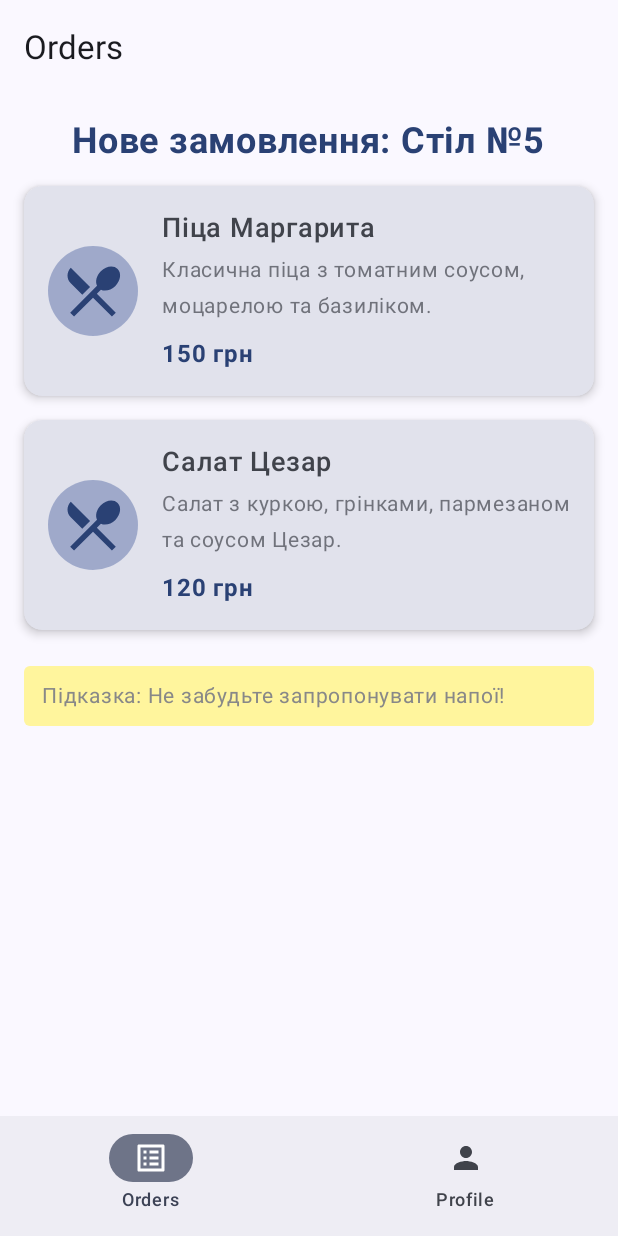
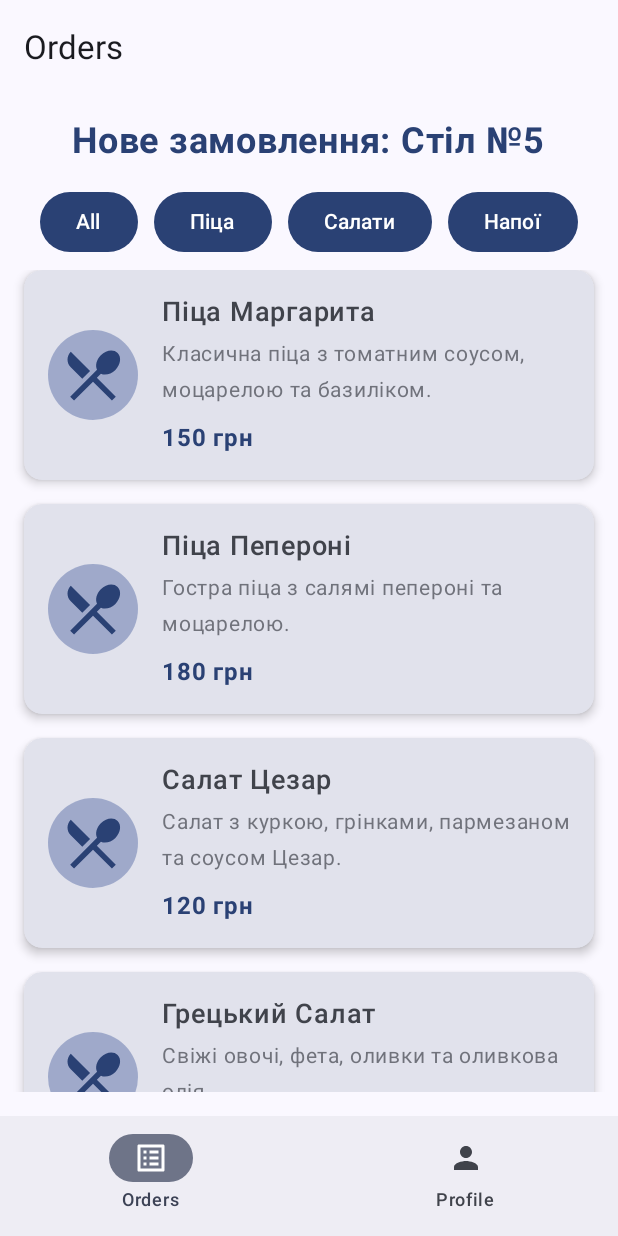
Before and after one commit to oleksandr-holan/mobile, an Android app built with Jetpack Compose: the MainAppScreen screen opened through its navigation route, on a phone screen of 412 x 824 dp. Run offline under Robolectric (Android 15) with nearby library versions, the phone set to English and light mode, and no system bars.

Commit message:
implement order view model and repository

```diff
--- a/app/src/main/java/com/example/lab1/MainActivity.kt
+++ b/app/src/main/java/com/example/lab1/MainActivity.kt
@@ -13,9 +13,7 @@ import androidx.navigation.compose.NavHost
 import androidx.navigation.compose.composable
 import androidx.navigation.compose.rememberNavController
 import com.example.lab1.ui.feature.home.MainAppScreen
-import com.example.lab1.ui.feature.item.AddItemDetailsScreen
 import com.example.lab1.ui.feature.login.LoginScreen
-import com.example.lab1.ui.feature.order.view.OrderScreen
 import com.example.lab1.ui.feature.register.RegistrationScreen
 import com.example.lab1.ui.navigation.AppDestinations
 import com.example.lab1.ui.theme.Lab1Theme
--- /dev/null
+++ b/app/src/main/java/com/example/lab1/data/repository/OrderRepository.kt
@@ -0,0 +1,68 @@
+package com.example.lab1.data.repository
+
+import kotlinx.coroutines.delay
+
+// Represents a menu item
+data class MenuItem(
+    val id: String,
+    val name: String,
+    val description: String,
+    val price: String, // Keep as String for display simplicity, consider BigDecimal for real apps
+    val category: String // e.g., "Pizza", "Salad", "Drink"
+)
+
+// Result class for repository operations
+sealed class DataResult<out T> {
+    data class Success<T>(val data: T) : DataResult<T>()
+    data class Error(val message: String) : DataResult<Nothing>()
+    data object Loading : DataResult<Nothing>() // Optional: if you want to represent loading from repo
+}
+
+
+interface OrderRepository {
+    suspend fun getMenuItems(category: String? = null): DataResult<List<MenuItem>>
+    suspend fun getMenuItemDetails(itemId: String): DataResult<MenuItem?>
+    // Add other methods like:
+    // suspend fun addItemToOrder(tableId: String, itemId: String, quantity: Int, notes: String): Result<Boolean>
+    // suspend fun getCurrentOrder(tableId: String): Result<List<OrderItem>>
+}
+
+class MockOrderRepository : OrderRepository {
+
+    private val allMenuItems = listOf(
+        MenuItem("pizza1", "Піца Маргарита", "Класична піца з томатним соусом, моцарелою та базиліком.", "150 грн", "Pizza"),
+        MenuItem("pizza2", "Піца Пепероні", "Гостра піца з салямі пепероні та моцарелою.", "180 грн", "Pizza"),
+        MenuItem("salad1", "Салат Цезар", "Салат з куркою, грінками, пармезаном та соусом Цезар.", "120 грн", "Salad"),
+        MenuItem("salad2", "Грецький Салат", "Свіжі овочі, фета, оливки та оливкова олія.", "110 грн", "Salad"),
+        MenuItem("drink1", "Кока-Кола", "Освіжаючий газований напій.", "30 грн", "Drink"),
+        MenuItem("drink2", "Сік Апельсиновий", "Натуральний апельсиновий сік.", "40 грн", "Drink")
+    )
+
+    override suspend fun getMenuItems(category: String?): DataResult<List<MenuItem>> {
+        delay(700) // Simulate network delay
+        return try {
+            val items = if (category == null) {
+                allMenuItems
+            } else {
+                allMenuItems.filter { it.category.equals(category, ignoreCase = true) }
+            }
+            if (items.isEmpty() && category != null) {
+                DataResult.Success(emptyList()) // Return empty list if category exists but no items
+                // Or DataResult.Error("No items found for category: $category")
+            } else {
+                DataResult.Success(items)
+            }
+        } catch (e: Exception) {
+            DataResult.Error("Failed to load menu items: ${e.message}")
+        }
+    }
+
+    override suspend fun getMenuItemDetails(itemId: String): DataResult<MenuItem?> {
+        delay(300)
+        return try {
+            DataResult.Success(allMenuItems.find { it.id == itemId })
+        } catch (e: Exception) {
+            DataResult.Error("Failed to load item details: ${e.message}")
+        }
+    }
+}
--- a/app/src/main/java/com/example/lab1/ui/feature/home/MainAppScreen.kt
+++ b/app/src/main/java/com/example/lab1/ui/feature/home/MainAppScreen.kt
@@ -17,7 +17,7 @@ import com.example.lab1.ui.navigation.bottomNavItems // Import list
 import com.example.lab1.ui.components.AppBottomNavigationBar
 import com.example.lab1.ui.components.AppTopAppBar
 import com.example.lab1.ui.feature.item.AddItemDetailsScreen
-import com.example.lab1.ui.feature.order.view.OrderScreen
+import com.example.lab1.ui.feature.order.OrderScreen
 import com.example.lab1.ui.feature.profile.ProfileScreen
 import com.example.lab1.ui.theme.Lab1Theme
 
--- /dev/null
+++ b/app/src/main/java/com/example/lab1/ui/feature/order/OrderScreen.kt
@@ -0,0 +1,113 @@
+package com.example.lab1.ui.feature.order
+
+import androidx.compose.foundation.clickable
+import androidx.compose.foundation.layout.*
+import androidx.compose.foundation.lazy.LazyColumn
+import androidx.compose.foundation.lazy.items
+import androidx.compose.material3.*
+import androidx.compose.runtime.*
+import androidx.compose.ui.Alignment
+import androidx.compose.ui.Modifier
+import androidx.lifecycle.compose.LocalLifecycleOwner
+import androidx.compose.ui.text.font.FontWeight
+import androidx.compose.ui.unit.dp
+import androidx.compose.ui.unit.sp
+import androidx.lifecycle.Lifecycle
+import androidx.lifecycle.flowWithLifecycle
+import androidx.lifecycle.viewmodel.compose.viewModel
+import com.example.lab1.data.repository.MockOrderRepository
+import com.example.lab1.ui.components.MenuItemCard
+
+@Composable
+fun OrderScreen(
+    onNavigateToAddItem: (itemId: String) -> Unit, // Keep this lambda for navigation triggered by MainAppScreen's NavController
+    orderViewModel: OrderViewModel = viewModel(
+        factory = OrderViewModelFactory(MockOrderRepository())
+    )
+) {
+    val uiState by orderViewModel.uiState.collectAsState()
+    val lifecycleOwner = LocalLifecycleOwner.current
+
+    // Handle side effects from ViewModel, like navigation requests initiated by ViewModel logic
+    LaunchedEffect(orderViewModel.sideEffect, lifecycleOwner) {
+        orderViewModel.sideEffect.flowWithLifecycle(
+            lifecycleOwner.lifecycle,
+            Lifecycle.State.STARTED
+        ).collect { effect ->
+            when (effect) {
+                is OrderScreenSideEffect.NavigateToItemDetails -> {
+                    // The lab implies this navigation is to "AddItemDetailsScreen"
+                    // The `onNavigateToAddItem` lambda passed from MainAppScreen can handle this.
+                    // We pass the itemId (or itemName as per original signature)
+                    onNavigateToAddItem(effect.itemId) // Or effect.itemName if AddItemDetailsScreen expects that
+                }
+            }
+        }
+    }
+
+    Column(
+        modifier = Modifier
+            .fillMaxSize()
+            .safeDrawingPadding() // Already present
+            .padding(16.dp)
+    ) {
+        Text(
+            text = "Нове замовлення: Стіл №${uiState.tableNumber}",
+            fontSize = 24.sp,
+            fontWeight = FontWeight.Bold,
+            color = MaterialTheme.colorScheme.primary,
+            modifier = Modifier
+                .padding(bottom = 16.dp)
+                .align(Alignment.CenterHorizontally)
+        )
+
+        // Optional: Category Filter Buttons
+        Row(
+            modifier = Modifier.fillMaxWidth().padding(bottom = 8.dp),
+            horizontalArrangement = Arrangement.SpaceEvenly
+        ) {
+            Button(onClick = { orderViewModel.onAction(OrderScreenAction.FilterByCategory(null)) }) { Text("All") }
+            Button(onClick = { orderViewModel.onAction(OrderScreenAction.FilterByCategory("Pizza")) }) { Text("Піца") }
+            Button(onClick = { orderViewModel.onAction(OrderScreenAction.FilterByCategory("Salad")) }) { Text("Салати") }
+            Button(onClick = { orderViewModel.onAction(OrderScreenAction.FilterByCategory("Drink")) }) { Text("Напої") }
+        }
+
+
+        if (uiState.isLoading) {
+            Box(modifier = Modifier.fillMaxSize(), contentAlignment = Alignment.Center) {
+                CircularProgressIndicator()
+            }
+        } else if (uiState.errorMessage != null) {
+            Box(modifier = Modifier.fillMaxSize(), contentAlignment = Alignment.Center) {
+                Text(
+                    text = uiState.errorMessage!!,
+                    color = MaterialTheme.colorScheme.error,
+                    modifier = Modifier.padding(16.dp)
+                )
+            }
+        } else if (uiState.menuItems.isEmpty()) {
+            Box(modifier = Modifier.fillMaxSize(), contentAlignment = Alignment.Center) {
+                Text("No menu items available for this category.", modifier = Modifier.padding(16.dp))
+            }
+        }
+        else {
+            LazyColumn(
+                modifier = Modifier.fillMaxSize(),
+                verticalArrangement = Arrangement.spacedBy(16.dp)
+            ) {
+                items(uiState.menuItems, key = { item -> item.id }) { menuItem ->
+                    Box(modifier = Modifier.clickable {
+                        // Dispatch an action to the ViewModel when an item is clicked
+                        orderViewModel.onAction(OrderScreenAction.MenuItemClicked(menuItem.id, menuItem.name))
+                    }) {
+                        MenuItemCard(
+                            itemName = menuItem.name,
+                            itemDescription = menuItem.description,
+                            price = menuItem.price
+                        )
+                    }
+                }
+            }
+        }
+    }
+}
--- /dev/null
+++ b/app/src/main/java/com/example/lab1/ui/feature/order/OrderViewModel.kt
@@ -0,0 +1,108 @@
+package com.example.lab1.ui.feature.order
+
+import androidx.lifecycle.ViewModel
+import androidx.lifecycle.viewModelScope
+import com.example.lab1.data.repository.DataResult
+import com.example.lab1.data.repository.MenuItem
+import com.example.lab1.data.repository.OrderRepository
+import kotlinx.coroutines.flow.MutableStateFlow
+import kotlinx.coroutines.flow.StateFlow
+import kotlinx.coroutines.flow.asSharedFlow
+import kotlinx.coroutines.flow.asStateFlow
+import kotlinx.coroutines.flow.update
+import kotlinx.coroutines.launch
+
+// --- State ---
+data class OrderScreenState(
+    val tableNumber: Int = 5, // Example, could be dynamic
+    val menuItems: List<MenuItem> = emptyList(),
+    val isLoading: Boolean = false,
+    val errorMessage: String? = null,
+    val selectedCategory: String? = null // To filter items
+)
+
+// --- Actions ---
+sealed class OrderScreenAction {
+    data object LoadMenuItems : OrderScreenAction() // Initial load or refresh
+    data class MenuItemClicked(val itemId: String, val itemName: String) : OrderScreenAction()
+    data class FilterByCategory(val category: String?) : OrderScreenAction()
+    // Add more actions as needed, e.g., AddToCart, ViewCart
+}
+
+// --- Side Effects ---
+sealed class OrderScreenSideEffect {
+    data class NavigateToItemDetails(val itemId: String, val itemName: String) : OrderScreenSideEffect()
+    // data class ShowItemAddedMessage(val itemName: String) : OrderScreenSideEffect()
+}
+
+
+class OrderViewModel(
+    private val orderRepository: OrderRepository
+) : ViewModel() {
+
+    private val _uiState = MutableStateFlow(OrderScreenState())
+    val uiState: StateFlow<OrderScreenState> = _uiState.asStateFlow()
+
+    // Using MutableSharedFlow for one-time events like navigation
+    // For simplicity, if navigation is the only side effect from this screen handled by OrderScreen itself,
+    // we might not need a SharedFlow here if the navigation is passed up as a lambda.
+    // But if the ViewModel triggers other one-time UI events (like Toasts), it's useful.
+    // For this lab, onNavigateToAddItem is passed as a lambda, so we might not need this SharedFlow for THAT specific navigation.
+    // However, keeping it for consistency with other ViewModels if they use it.
+    // Let's assume for now the navigation to add item details is more complex or might originate from other logic.
+    private val _sideEffect = kotlinx.coroutines.flow.MutableSharedFlow<OrderScreenSideEffect>()
+    val sideEffect: kotlinx.coroutines.flow.SharedFlow<OrderScreenSideEffect> = _sideEffect.asSharedFlow()
+
+
+    init {
+        // Load menu items when ViewModel is created
+        fetchMenuItems()
+    }
+
+    fun onAction(action: OrderScreenAction) {
+        when (action) {
+            OrderScreenAction.LoadMenuItems -> fetchMenuItems()
+            is OrderScreenAction.MenuItemClicked -> {
+                viewModelScope.launch {
+                    // The lab asks for AddItemDetailsScreen, so we navigate there.
+                    // The item name is passed for display on the details screen.
+                    _sideEffect.emit(OrderScreenSideEffect.NavigateToItemDetails(action.itemId, action.itemName))
+                }
+            }
+            is OrderScreenAction.FilterByCategory -> {
+                _uiState.update { it.copy(selectedCategory = action.category, isLoading = true, errorMessage = null) }
+                fetchMenuItems(action.category)
+            }
+
+            else -> {}
+        }
+    }
+
+    private fun fetchMenuItems(category: String? = _uiState.value.selectedCategory) {
+        viewModelScope.launch {
+            _uiState.update { it.copy(isLoading = true, errorMessage = null) }
+            when (val result = orderRepository.getMenuItems(category)) {
+                is DataResult.Success -> {
+                    _uiState.update {
+                        it.copy(
+                            menuItems = result.data,
+                            isLoading = false
+                        )
+                    }
+                }
+                is DataResult.Error -> {
+                    _uiState.update {
+                        it.copy(
+                            errorMessage = result.message,
+                            isLoading = false,
+                            menuItems = emptyList() // Clear items on error
+                        )
+                    }
+                }
+                is DataResult.Loading -> { // Handle if repository emits Loading
+                    _uiState.update { it.copy(isLoading = true) }
+                }
+            }
+        }
+    }
+}
--- /dev/null
+++ b/app/src/main/java/com/example/lab1/ui/feature/order/OrderViewModelFactory.kt
@@ -0,0 +1,18 @@
+package com.example.lab1.ui.feature.order
+
+import androidx.lifecycle.ViewModel
+import androidx.lifecycle.ViewModelProvider
+import com.example.lab1.data.repository.OrderRepository
+
+class OrderViewModelFactory(
+    private val orderRepository: OrderRepository
+) : ViewModelProvider.Factory {
+
+    @Suppress("UNCHECKED_CAST")
+    override fun <T : ViewModel> create(modelClass: Class<T>): T {
+        if (modelClass.isAssignableFrom(OrderViewModel::class.java)) {
+            return OrderViewModel(orderRepository) as T
+        }
+        throw IllegalArgumentException("Unknown ViewModel class: ${modelClass.name}")
+    }
+}
--- a/app/src/main/java/com/example/lab1/ui/feature/order/view/OrderScreen.kt
+++ /dev/null
@@ -1,79 +0,0 @@
-package com.example.lab1.ui.feature.order.view
-
-import androidx.compose.foundation.background
-import androidx.compose.foundation.clickable
-import androidx.compose.foundation.layout.Box
-import androidx.compose.foundation.layout.Column
-import androidx.compose.foundation.layout.Spacer
-import androidx.compose.foundation.layout.fillMaxSize
-import androidx.compose.foundation.layout.fillMaxWidth
-import androidx.compose.foundation.layout.height
-import androidx.compose.foundation.layout.padding
-import androidx.compose.foundation.layout.safeDrawingPadding
-import androidx.compose.foundation.shape.RoundedCornerShape
-import androidx.compose.material3.MaterialTheme
-import androidx.compose.material3.Text
-import androidx.compose.runtime.Composable
-import androidx.compose.ui.Alignment
-import androidx.compose.ui.Modifier
-import androidx.compose.ui.graphics.Color
-import androidx.compose.ui.text.font.FontWeight
-import androidx.compose.ui.unit.dp
-import androidx.compose.ui.unit.sp
-import com.example.lab1.ui.components.MenuItemCard
-
-
-@Composable
-fun OrderScreen(
-    onNavigateToAddItem: (String) -> Unit
-) {
-    Column(
-        modifier = Modifier
-            .fillMaxSize()
-            .safeDrawingPadding()
-            .padding(16.dp)
-    ) {
-        Text(
-            text = "Нове замовлення: Стіл №5",
-            fontSize = 24.sp,
-            fontWeight = FontWeight.Bold,
-            color = MaterialTheme.colorScheme.primary,
-            modifier = Modifier
-                .padding(bottom = 16.dp)
-                .align(Alignment.CenterHorizontally)
-        )
-        Box(modifier = Modifier.clickable { onNavigateToAddItem("Піца Маргарита") }) {
-            MenuItemCard(
-                itemName = "Піца Маргарита",
-                itemDescription = "Класична піца з томатним соусом, моцарелою та базиліком.",
-                price = "150 грн",
-            )
-        }
-        Spacer(modifier = Modifier.height(16.dp))
-        Box(modifier = Modifier.clickable { onNavigateToAddItem("Салат Цезар") }) {
-            MenuItemCard(
-                itemName = "Салат Цезар",
-                itemDescription = "Салат з куркою, грінками, пармезаном та соусом Цезар.",
-                price = "120 грн",
-            )
-        }
-        Spacer(modifier = Modifier.height(24.dp))
-        Text(
-            text = "Підказка: Не забудьте запропонувати напої!",
-            fontSize = 14.sp,
-            color = Color.Gray,
-            modifier = Modifier
-                .background(Color(0xFFFFF59D), shape = RoundedCornerShape(4.dp))
-                .padding(horizontal = 12.dp, vertical = 8.dp)
-                .fillMaxWidth()
-        )
-    }
-}
-
-//@Preview(showBackground = true)
-//@Composable
-//fun DefaultPreview() {
-//    Lab1Theme {
-//        OrderScreen()
-//    }
-//}
```
